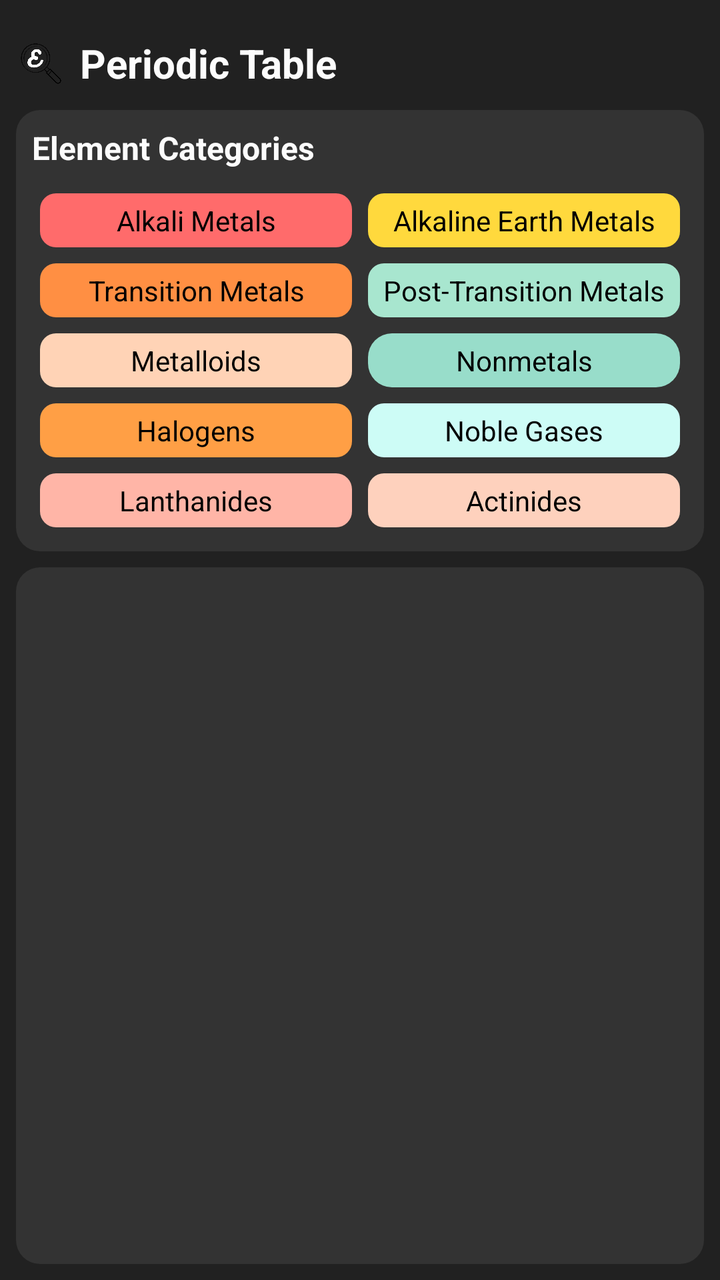
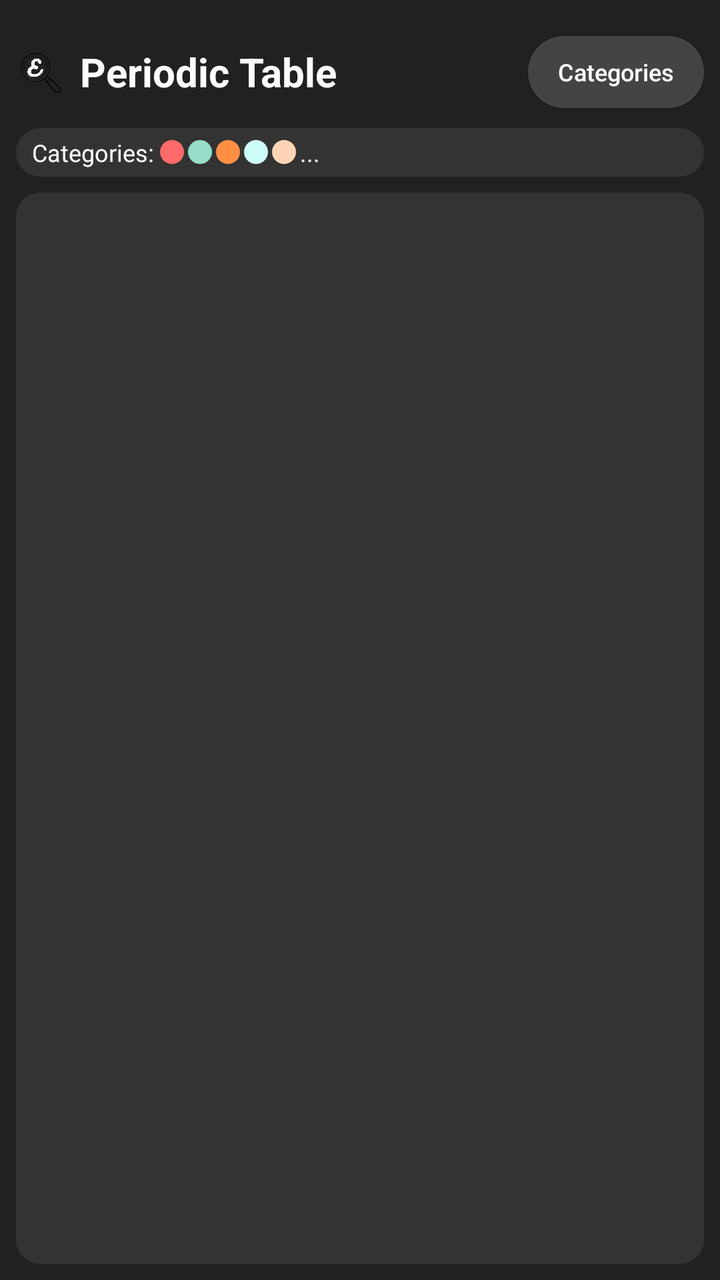

Screens rendered from an Android XML layout before and after an edit, with the pre-edit source and the edit as a unified diff.
<!-- AndroidManifest.xml: application theme Theme.PeriodicPro -->
<!-- res/layout/activity_periodic_table.xml -->
<?xml version="1.0" encoding="utf-8"?>
<LinearLayout xmlns:android="http://schemas.android.com/apk/res/android"
    android:layout_width="match_parent"
    android:layout_height="match_parent"
    android:orientation="vertical"
    android:background="#212121"
    android:padding="8dp">

    
    <LinearLayout
        android:layout_width="match_parent"
        android:layout_height="wrap_content"
        android:gravity="center_vertical"
        android:orientation="horizontal"
        android:paddingVertical="10dp">

        <ImageView
            android:layout_width="24dp"
            android:layout_height="24dp"
            android:layout_marginEnd="8dp"
            android:contentDescription="Logo"
            android:src="@drawable/logo" />

        <TextView
            android:layout_width="wrap_content"
            android:layout_height="wrap_content"
            android:text="Periodic Table"
            android:textColor="#fcfcfc"
            android:textSize="20sp"
            android:textStyle="bold" />

        <View
            android:layout_width="0dp"
            android:layout_height="1dp"
            android:layout_weight="1" />
    </LinearLayout>

    
    <LinearLayout
        android:layout_width="match_parent"
        android:layout_height="wrap_content"
        android:orientation="vertical"
        android:padding="8dp"
        android:background="@drawable/rounded_legend_bg"
        android:layout_marginBottom="8dp">

        <TextView
            android:layout_width="wrap_content"
            android:layout_height="wrap_content"
            android:text="Element Categories"
            android:textColor="#fcfcfc"
            android:textSize="16sp"
            android:textStyle="bold"
            android:layout_marginBottom="8dp"/>

        <GridLayout
            android:layout_width="match_parent"
            android:layout_height="wrap_content"
            android:columnCount="2"
            android:rowCount="5"
            android:useDefaultMargins="true">

            <TextView
                android:layout_width="0dp"
                android:layout_height="wrap_content"
                android:layout_columnWeight="1"
                android:padding="4dp"
                android:background="@drawable/rounded_alkali_metal_bg"
                android:text="Alkali Metals"
                android:textColor="#000000"
                android:gravity="center"/>

            <TextView
                android:layout_width="0dp"
                android:layout_height="wrap_content"
                android:layout_columnWeight="1"
                android:padding="4dp"
                android:background="@drawable/rounded_alkaline_earth_bg"
                android:text="Alkaline Earth Metals"
                android:textColor="#000000"
                android:gravity="center"/>

            <TextView
                android:layout_width="0dp"
                android:layout_height="wrap_content"
                android:layout_columnWeight="1"
                android:padding="4dp"
                android:background="@drawable/rounded_transition_bg"
                android:text="Transition Metals"
                android:textColor="#000000"
                android:gravity="center"/>

            <TextView
                android:layout_width="0dp"
                android:layout_height="wrap_content"
                android:layout_columnWeight="1"
                android:padding="4dp"
                android:background="@drawable/rounded_post_transition_bg"
                android:text="Post-Transition Metals"
                android:textColor="#000000"
                android:gravity="center"/>

            <TextView
                android:layout_width="0dp"
                android:layout_height="wrap_content"
                android:layout_columnWeight="1"
                android:padding="4dp"
                android:background="@drawable/rounded_metalloid_bg"
                android:text="Metalloids"
                android:textColor="#000000"
                android:gravity="center"/>

            <TextView
                android:layout_width="0dp"
                android:layout_height="wrap_content"
                android:layout_columnWeight="1"
                android:padding="4dp"
                android:background="@drawable/rounded_nonmetal_bg"
                android:text="Nonmetals"
                android:textColor="#000000"
                android:gravity="center"/>

            <TextView
                android:layout_width="0dp"
                android:layout_height="wrap_content"
                android:layout_columnWeight="1"
                android:padding="4dp"
                android:background="@drawable/rounded_halogen_bg"
                android:text="Halogens"
                android:textColor="#000000"
                android:gravity="center"/>

            <TextView
                android:layout_width="0dp"
                android:layout_height="wrap_content"
                android:layout_columnWeight="1"
                android:padding="4dp"
                android:background="@drawable/rounded_noble_gas_bg"
                android:text="Noble Gases"
                android:textColor="#000000"
                android:gravity="center"/>

            <TextView
                android:layout_width="0dp"
                android:layout_height="wrap_content"
                android:layout_columnWeight="1"
                android:padding="4dp"
                android:background="@drawable/rounded_lanthanide_bg"
                android:text="Lanthanides"
                android:textColor="#000000"
                android:gravity="center"/>

            <TextView
                android:layout_width="0dp"
                android:layout_height="wrap_content"
                android:layout_columnWeight="1"
                android:padding="4dp"
                android:background="@drawable/rounded_actinide_bg"
                android:text="Actinides"
                android:textColor="#000000"
                android:gravity="center"/>
        </GridLayout>
    </LinearLayout>

    
    <HorizontalScrollView
        android:layout_width="match_parent"
        android:layout_height="0dp"
        android:layout_weight="1"
        android:fillViewport="true"
        android:scrollbars="horizontal"
        android:background="@drawable/rounded_table_bg">

        <ScrollView
            android:layout_width="wrap_content"
            android:layout_height="match_parent"
            android:fillViewport="true"
            android:scrollbars="vertical">

            <GridLayout
                android:id="@+id/periodicTableGrid"
                android:layout_width="wrap_content"
                android:layout_height="wrap_content"
                android:columnCount="18"
                android:rowCount="9"
                android:padding="8dp"
                android:useDefaultMargins="true" />

        </ScrollView>
    </HorizontalScrollView>
</LinearLayout>
<!-- resources referenced by this layout -->
<resources>
  <!-- drawable logo: png bitmap (drawable, 91512 bytes) -->
  <!-- drawable rounded_actinide_bg (drawable) -->
  <?xml version="1.0" encoding="utf-8"?>
  <shape xmlns:android="http://schemas.android.com/apk/res/android"
      android:shape="rectangle">
      <corners android:radius="8dp" />
      <solid android:color="@color/actinide" />
  </shape>
  <!-- drawable rounded_alkali_metal_bg (drawable) -->
  <?xml version="1.0" encoding="utf-8"?>
  <shape xmlns:android="http://schemas.android.com/apk/res/android"
      android:shape="rectangle">
      <corners android:radius="8dp" />
      <solid android:color="@color/alkali_metal" />
  </shape>
  <!-- drawable rounded_alkaline_earth_bg (drawable) -->
  <?xml version="1.0" encoding="utf-8"?>
  <shape xmlns:android="http://schemas.android.com/apk/res/android"
      android:shape="rectangle">
      <corners android:radius="8dp" />
      <solid android:color="@color/alkaline_earth_metal" />
  </shape>
  <!-- drawable rounded_halogen_bg (drawable) -->
  <?xml version="1.0" encoding="utf-8"?>
  <shape xmlns:android="http://schemas.android.com/apk/res/android"
      android:shape="rectangle">
      <corners android:radius="8dp" />
      <solid android:color="@color/halogen" />
  </shape>
  <!-- drawable rounded_lanthanide_bg (drawable) -->
  <?xml version="1.0" encoding="utf-8"?>
  <shape xmlns:android="http://schemas.android.com/apk/res/android"
      android:shape="rectangle">
      <corners android:radius="8dp" />
      <solid android:color="@color/lanthanide" />
  </shape>
  <!-- drawable rounded_legend_bg (drawable) -->
  <?xml version="1.0" encoding="utf-8"?>
  <shape xmlns:android="http://schemas.android.com/apk/res/android"
      android:shape="rectangle">
      <corners android:radius="12dp" />
      <solid android:color="#333333" />
  </shape>
  <!-- drawable rounded_metalloid_bg (drawable) -->
  <?xml version="1.0" encoding="utf-8"?>
  <shape xmlns:android="http://schemas.android.com/apk/res/android"
      android:shape="rectangle">
      <corners android:radius="8dp" />
      <solid android:color="@color/metalloid" />
  </shape>
  <!-- drawable rounded_noble_gas_bg (drawable) -->
  <?xml version="1.0" encoding="utf-8"?>
  <shape xmlns:android="http://schemas.android.com/apk/res/android"
      android:shape="rectangle">
      <corners android:radius="8dp" />
      <solid android:color="@color/noble_gas" />
  </shape>
  <!-- drawable rounded_nonmetal_bg (drawable) -->
  <?xml version="1.0" encoding="utf-8"?>
  <shape xmlns:android="http://schemas.android.com/apk/res/android"
      android:shape="rectangle">
      <corners android:radius="12dp" />
      <solid android:color="@color/nonmetal" />
  </shape>
  <!-- drawable rounded_post_transition_bg (drawable) -->
  <?xml version="1.0" encoding="utf-8"?>
  <shape xmlns:android="http://schemas.android.com/apk/res/android"
      android:shape="rectangle">
      <corners android:radius="8dp" />
      <solid android:color="@color/post_transition_metal" />
  </shape>
  <!-- drawable rounded_table_bg (drawable) -->
  <?xml version="1.0" encoding="utf-8"?>
  <shape xmlns:android="http://schemas.android.com/apk/res/android"
      android:shape="rectangle">
      <corners android:radius="12dp" />
      <solid android:color="#333333" />
  </shape>
  <!-- drawable rounded_transition_bg (drawable) -->
  <?xml version="1.0" encoding="utf-8"?>
  <shape xmlns:android="http://schemas.android.com/apk/res/android"
      android:shape="rectangle">
      <corners android:radius="8dp" />
      <solid android:color="@color/transition_metal" />
  </shape>
  <style name="Theme.PeriodicPro" parent="android:Theme.Material.Light.NoActionBar" />
  <color name="actinide">#FED1BD</color>
  <color name="alkali_metal">#FF6B6B</color>
  <color name="alkaline_earth_metal">#FFD93D</color>
  <color name="halogen">#FF9F45</color>
  <color name="lanthanide">#FFB5A7</color>
  <color name="metalloid">#FFD3B6</color>
  <color name="noble_gas">#CDFCF6</color>
  <color name="nonmetal">#98DDCA</color>
  <color name="post_transition_metal">#A8E6CF</color>
  <color name="transition_metal">#FF8F43</color>
</resources>

<!-- the commit's change to res/layout/activity_periodic_table.xml (unified diff, before → after) -->
@@ -33,133 +33,84 @@
             android:layout_width="0dp"
             android:layout_height="1dp"
             android:layout_weight="1" />
+
+        
+        <Button
+            android:id="@+id/btnShowCategories"
+            android:layout_width="wrap_content"
+            android:layout_height="36dp"
+            android:text="Categories"
+            android:textSize="12sp"
+            android:background="@drawable/categories_button_bg"
+            android:textColor="#ffffff"
+            android:paddingHorizontal="12dp"
+            android:paddingVertical="8dp"
+            android:textAllCaps="false" />
     </LinearLayout>
 
     
     <LinearLayout
         android:layout_width="match_parent"
         android:layout_height="wrap_content"
-        android:orientation="vertical"
-        android:padding="8dp"
+        android:orientation="horizontal"
+        android:gravity="center_vertical"
+        android:paddingVertical="4dp"
+        android:paddingHorizontal="8dp"
         android:background="@drawable/rounded_legend_bg"
         android:layout_marginBottom="8dp">
 
         <TextView
             android:layout_width="wrap_content"
             android:layout_height="wrap_content"
-            android:text="Element Categories"
+            android:text="Categories: "
             android:textColor="#fcfcfc"
-            android:textSize="16sp"
-            android:textStyle="bold"
-            android:layout_marginBottom="8dp"/>
+            android:textSize="12sp"/>
 
-        <GridLayout
-            android:layout_width="match_parent"
+        
+        <LinearLayout
+            android:layout_width="0dp"
             android:layout_height="wrap_content"
-            android:columnCount="2"
-            android:rowCount="5"
-            android:useDefaultMargins="true">
+            android:layout_weight="1"
+            android:orientation="horizontal"
+            android:gravity="center_vertical">
+
+            <View
+                android:layout_width="12dp"
+                android:layout_height="12dp"
+                android:background="@drawable/rounded_alkali_metal_bg"
+                android:layout_marginEnd="2dp"/>
+
+            <View
+                android:layout_width="12dp"
+                android:layout_height="12dp"
+                android:background="@drawable/rounded_nonmetal_bg"
+                android:layout_marginEnd="2dp"/>
+
+            <View
+                android:layout_width="12dp"
+                android:layout_height="12dp"
+                android:background="@drawable/rounded_transition_bg"
+                android:layout_marginEnd="2dp"/>
+
+            <View
+                android:layout_width="12dp"
+                android:layout_height="12dp"
+                android:background="@drawable/rounded_noble_gas_bg"
+                android:layout_marginEnd="2dp"/>
+
+            <View
+                android:layout_width="12dp"
+                android:layout_height="12dp"
+                android:background="@drawable/rounded_metalloid_bg"
+                android:layout_marginEnd="2dp"/>
 
             <TextView
-                android:layout_width="0dp"
+                android:layout_width="wrap_content"
                 android:layout_height="wrap_content"
-                android:layout_columnWeight="1"
-                android:padding="4dp"
-                android:background="@drawable/rounded_alkali_metal_bg"
-                android:text="Alkali Metals"
-                android:textColor="#000000"
-                android:gravity="center"/>
-
-            <TextView
-                android:layout_width="0dp"
-                android:layout_height="wrap_content"
-                android:layout_columnWeight="1"
-                android:padding="4dp"
-                android:background="@drawable/rounded_alkaline_earth_bg"
-                android:text="Alkaline Earth Metals"
-                android:textColor="#000000"
-                android:gravity="center"/>
-
-            <TextView
-                android:layout_width="0dp"
-                android:layout_height="wrap_content"
-                android:layout_columnWeight="1"
-                android:padding="4dp"
-                android:background="@drawable/rounded_transition_bg"
-                android:text="Transition Metals"
-                android:textColor="#000000"
-                android:gravity="center"/>
-
-            <TextView
-                android:layout_width="0dp"
-                android:layout_height="wrap_content"
-                android:layout_columnWeight="1"
-                android:padding="4dp"
-                android:background="@drawable/rounded_post_transition_bg"
-                android:text="Post-Transition Metals"
-                android:textColor="#000000"
-                android:gravity="center"/>
-
-            <TextView
-                android:layout_width="0dp"
-                android:layout_height="wrap_content"
-                android:layout_columnWeight="1"
-                android:padding="4dp"
-                android:background="@drawable/rounded_metalloid_bg"
-                android:text="Metalloids"
-                android:textColor="#000000"
-                android:gravity="center"/>
-
-            <TextView
-                android:layout_width="0dp"
-                android:layout_height="wrap_content"
-                android:layout_columnWeight="1"
-                android:padding="4dp"
-                android:background="@drawable/rounded_nonmetal_bg"
-                android:text="Nonmetals"
-                android:textColor="#000000"
-                android:gravity="center"/>
-
-            <TextView
-                android:layout_width="0dp"
-                android:layout_height="wrap_content"
-                android:layout_columnWeight="1"
-                android:padding="4dp"
-                android:background="@drawable/rounded_halogen_bg"
-                android:text="Halogens"
-                android:textColor="#000000"
-                android:gravity="center"/>
-
-            <TextView
-                android:layout_width="0dp"
-                android:layout_height="wrap_content"
-                android:layout_columnWeight="1"
-                android:padding="4dp"
-                android:background="@drawable/rounded_noble_gas_bg"
-                android:text="Noble Gases"
-                android:textColor="#000000"
-                android:gravity="center"/>
-
-            <TextView
-                android:layout_width="0dp"
-                android:layout_height="wrap_content"
-                android:layout_columnWeight="1"
-                android:padding="4dp"
-                android:background="@drawable/rounded_lanthanide_bg"
-                android:text="Lanthanides"
-                android:textColor="#000000"
-                android:gravity="center"/>
-
-            <TextView
-                android:layout_width="0dp"
-                android:layout_height="wrap_content"
-                android:layout_columnWeight="1"
-                android:padding="4dp"
-                android:background="@drawable/rounded_actinide_bg"
-                android:text="Actinides"
-                android:textColor="#000000"
-                android:gravity="center"/>
-        </GridLayout>
+                android:text="..."
+                android:textColor="#fcfcfc"
+                android:textSize="12sp"/>
+        </LinearLayout>
     </LinearLayout>
 
     
<!-- resource entries referenced after the edit -->
@@ -1,40 +1,19 @@
 <!-- resources referenced by this layout -->
 <resources>
-  <!-- drawable logo: png bitmap (drawable, 91512 bytes) -->
-  <!-- drawable rounded_actinide_bg (drawable) -->
+  <!-- drawable categories_button_bg (drawable) -->
   <?xml version="1.0" encoding="utf-8"?>
   <shape xmlns:android="http://schemas.android.com/apk/res/android"
       android:shape="rectangle">
-      <corners android:radius="8dp" />
-      <solid android:color="@color/actinide" />
+      <corners android:radius="18dp" />
+      <solid android:color="#444444" />
   </shape>
+  <!-- drawable logo: png bitmap (drawable, 91512 bytes) -->
   <!-- drawable rounded_alkali_metal_bg (drawable) -->
   <?xml version="1.0" encoding="utf-8"?>
   <shape xmlns:android="http://schemas.android.com/apk/res/android"
       android:shape="rectangle">
       <corners android:radius="8dp" />
       <solid android:color="@color/alkali_metal" />
-  </shape>
-  <!-- drawable rounded_alkaline_earth_bg (drawable) -->
-  <?xml version="1.0" encoding="utf-8"?>
-  <shape xmlns:android="http://schemas.android.com/apk/res/android"
-      android:shape="rectangle">
-      <corners android:radius="8dp" />
-      <solid android:color="@color/alkaline_earth_metal" />
-  </shape>
-  <!-- drawable rounded_halogen_bg (drawable) -->
-  <?xml version="1.0" encoding="utf-8"?>
-  <shape xmlns:android="http://schemas.android.com/apk/res/android"
-      android:shape="rectangle">
-      <corners android:radius="8dp" />
-      <solid android:color="@color/halogen" />
-  </shape>
-  <!-- drawable rounded_lanthanide_bg (drawable) -->
-  <?xml version="1.0" encoding="utf-8"?>
-  <shape xmlns:android="http://schemas.android.com/apk/res/android"
-      android:shape="rectangle">
-      <corners android:radius="8dp" />
-      <solid android:color="@color/lanthanide" />
   </shape>
   <!-- drawable rounded_legend_bg (drawable) -->
   <?xml version="1.0" encoding="utf-8"?>
@@ -64,13 +43,6 @@
       <corners android:radius="12dp" />
       <solid android:color="@color/nonmetal" />
   </shape>
-  <!-- drawable rounded_post_transition_bg (drawable) -->
-  <?xml version="1.0" encoding="utf-8"?>
-  <shape xmlns:android="http://schemas.android.com/apk/res/android"
-      android:shape="rectangle">
-      <corners android:radius="8dp" />
-      <solid android:color="@color/post_transition_metal" />
-  </shape>
   <!-- drawable rounded_table_bg (drawable) -->
   <?xml version="1.0" encoding="utf-8"?>
   <shape xmlns:android="http://schemas.android.com/apk/res/android"
@@ -86,15 +58,10 @@
       <solid android:color="@color/transition_metal" />
   </shape>
   <style name="Theme.PeriodicPro" parent="android:Theme.Material.Light.NoActionBar" />
-  <color name="actinide">#FED1BD</color>
   <color name="alkali_metal">#FF6B6B</color>
-  <color name="alkaline_earth_metal">#FFD93D</color>
-  <color name="halogen">#FF9F45</color>
-  <color name="lanthanide">#FFB5A7</color>
   <color name="metalloid">#FFD3B6</color>
   <color name="noble_gas">#CDFCF6</color>
   <color name="nonmetal">#98DDCA</color>
-  <color name="post_transition_metal">#A8E6CF</color>
   <color name="transition_metal">#FF8F43</color>
 </resources>
 
